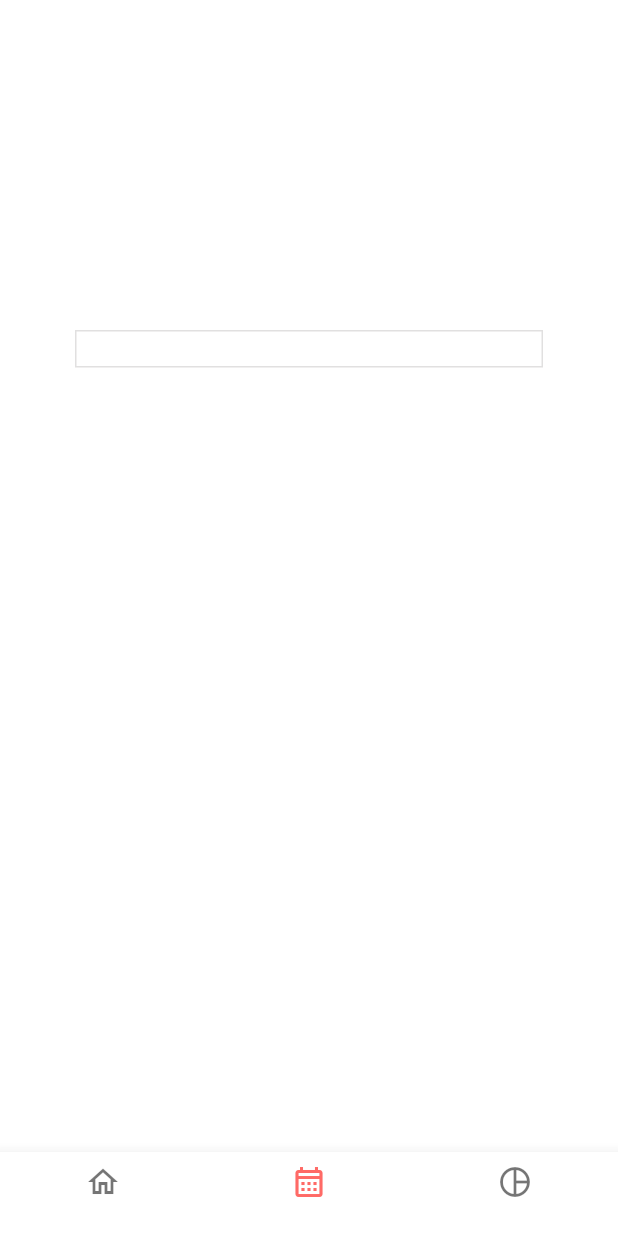
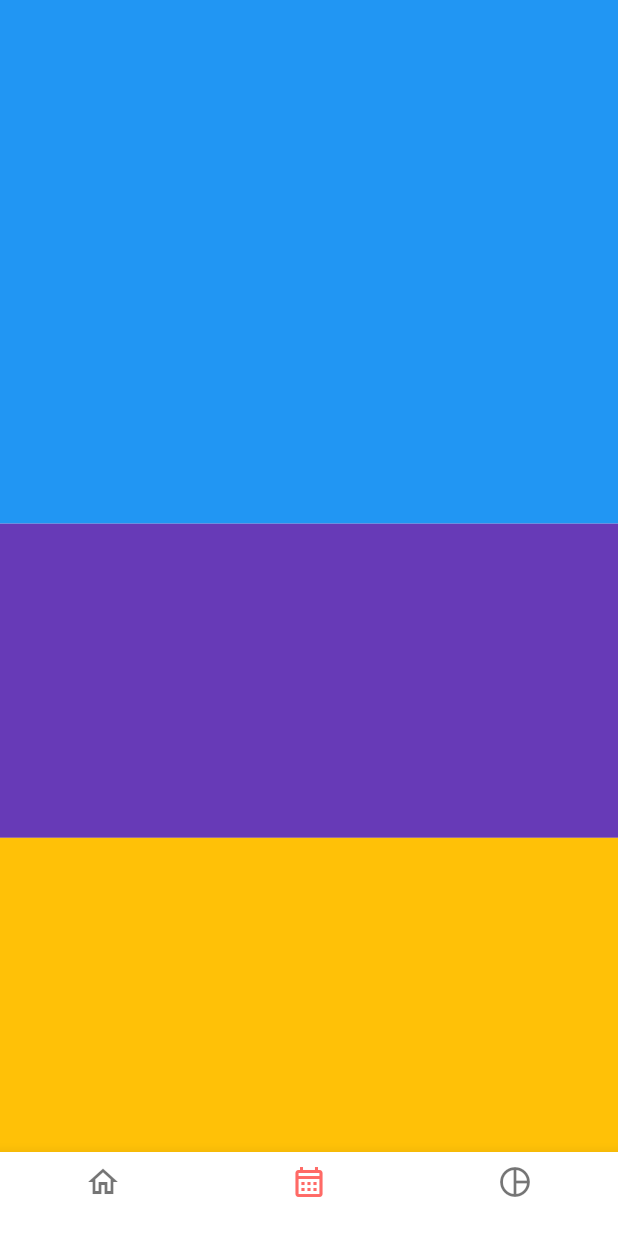
Before and after one commit to SeymaCatikkasli/flutter_application_1, a Flutter app: the screen it shows after launch, item 2 of the bottom bar chosen, on a phone screen of 412 x 824 dp. Run offline on Flutter 3.47's test engine with Material 2 defaults, Android fonts, the phone set to English and light mode, and no system bars; our stand-ins replace auto_size_text, flutter_svg.

Commit message:
widget tasarımı

```diff
--- /dev/null
+++ b/lib/base/widget/flutter_flexible_widget.dart
@@ -0,0 +1,36 @@
+import 'package:flutter/material.dart';
+
+class FlexibleWidget extends StatelessWidget {
+  const FlexibleWidget({super.key});
+
+  @override
+  Widget build(BuildContext context) {
+    return Center(
+      child: Column(
+        children: [
+          Flexible(
+              flex: 5,
+              fit: FlexFit.tight,
+              child: Container(
+                height: 50,
+                color: Colors.blue,
+              )),
+          Flexible(
+              flex: 3,
+              fit: FlexFit.tight,
+              child: Container(
+                height: 100,
+                color: Colors.deepPurple,
+              )),
+          Flexible(
+              flex: 3,
+              fit: FlexFit.tight,
+              child: Container(
+                height: 200,
+                color: Colors.amber,
+              ))
+        ],
+      ),
+    );
+  }
+}
--- a/lib/view/chart/view/chart.dart
+++ b/lib/view/chart/view/chart.dart
@@ -1,22 +1,14 @@
 import 'package:flutter/material.dart';
+import 'package:flutter_application_1/base/widget/flutter_flexible_widget.dart';
 
-import '../../profile/widget/input_textile.dart';
 
 class ChartPage extends StatelessWidget {
   const ChartPage({super.key});
 
   @override
   Widget build(BuildContext context) {
-    return Center(
-      child: Column(
-        children: [
-          Container(
-            padding: const EdgeInsets.symmetric(vertical: 220, horizontal: 50),
-            child: const MyWidget(),
-
-          ),
-        ],
-      ),
+    return Container(
+      child: const FlexibleWidget(),
     );
   }
 }
--- a/lib/view/profile/view/profile.dart
+++ b/lib/view/profile/view/profile.dart
@@ -1,8 +1,7 @@
 import 'package:flutter/material.dart';
-import 'package:flutter_application_1/view/profile/widget/input_textile.dart';
+import 'package:flutter_application_1/base/widget/floating_action_button.dart';
 import 'package:flutter_application_1/view/profile/widget/profile_bottom_widget.dart';
 import 'package:flutter_application_1/view/profile/widget/profile_middle_widget.dart';
-import 'package:flutter_application_1/view/profile/widget/rectangle_input.dart';
 
 import '../widget/profile_top_widget.dart';
 
@@ -21,7 +20,7 @@ class ProfilePage extends StatelessWidget {
           ),
           ProfileMiddleWidget(),
           ProfileBottomWidget(),
-          MyWidget()
+
         ],
       ),
     );
```
Also changed, not shown: lib/base/widget/floating_action_button.dart (added, +25 -0 lines), lib/base/widget/flow_widget.dart (added, +60 -0 lines), lib/base/widget/flutter_logo_widget.dart (added, +16 -0 lines), lib/base/widget/fractional_translation_widget.dart (+11 -3 lines), lib/base/widget/tab_page_selector.dart (added, +69 -0 lines), lib/base/widget/flutter_fitted_box.dart (added).
